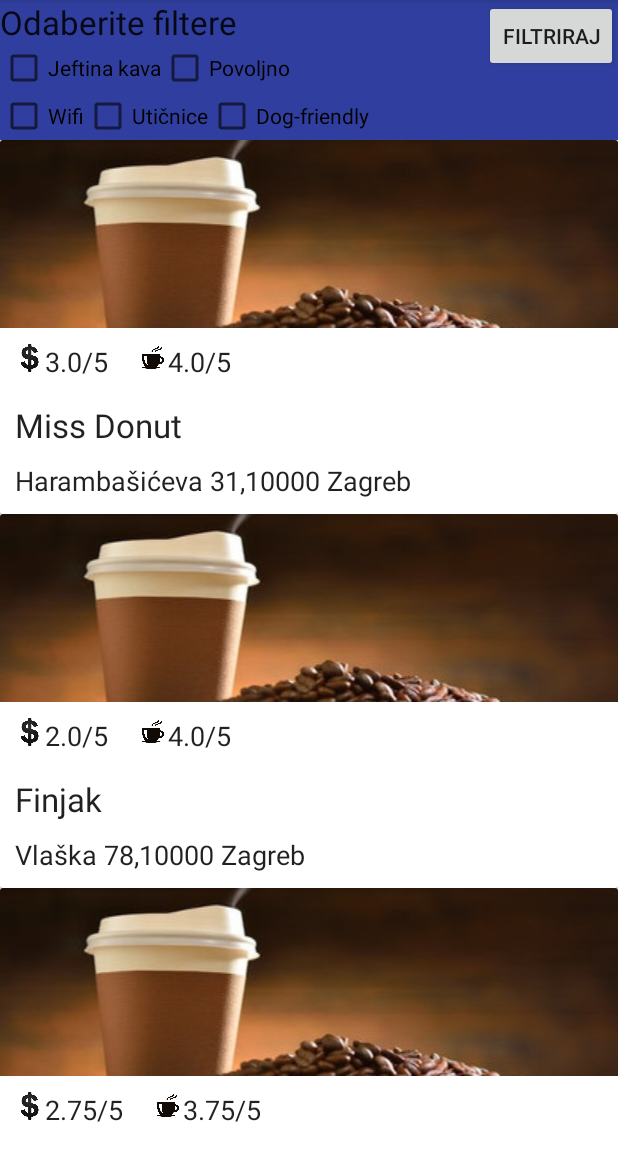
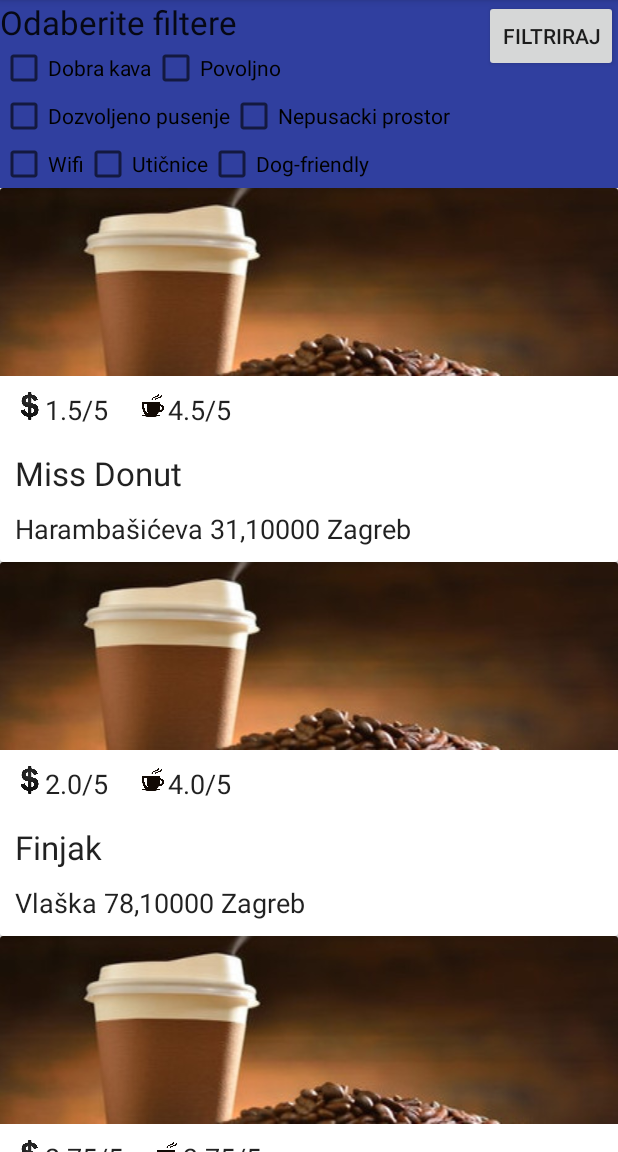
Before and after one commit to dzdrav/Android-kafici, an Android app: the screen it shows after launch (MainActivity), after a tap on "FILTRIRAJ", on a phone screen of 412 x 824 dp, the part 84-1236 px from its top. Run offline under Robolectric (Android 15) with nearby library versions, the phone set to English and light mode, and no system bars.

Commit message:
Puna funkcionalnost filtera

```diff
--- a/app/src/main/java/com/example/dzdrava/kafici/DBAdapter.java
+++ b/app/src/main/java/com/example/dzdrava/kafici/DBAdapter.java
@@ -20,7 +20,7 @@ public class DBAdapter {
 
     static final String DATABASE_NAME = "Kafici";
     static final String DATABASE_TABLE = "glavna";
-    static final int DATABASE_VERSION = 1;
+    static final int DATABASE_VERSION = 4;
 
     // DMS stringovi za tablicu kafici
     public static final String SQL_CREATE_ENTRIES = "CREATE TABLE " + KaficContract.KaficEntry.TABLE_NAME + " (" +
--- a/app/src/main/java/com/example/dzdrava/kafici/MainActivity.java
+++ b/app/src/main/java/com/example/dzdrava/kafici/MainActivity.java
@@ -30,6 +30,8 @@ public class MainActivity extends AppCompatActivity {
     Button btn;
     CheckBox kava;
     CheckBox cijena;
+    CheckBox pusacki;
+    CheckBox nepusacki;
     CheckBox wifi;
     CheckBox uticnice;
     CheckBox psi;
@@ -45,7 +47,7 @@ public class MainActivity extends AppCompatActivity {
 
         //testna baza
         db.open();
-        db.umetniKafic("Miss Donut","Harambašićeva 31,10000 Zagreb",1,5,5,3,4,3,4,4,3,3,1,1,-1,1,-1);
+        db.umetniKafic("Miss Donut","Harambašićeva 31,10000 Zagreb",2,4.5,5,4.5,5,1.5,4.5,5,5,5,1,0,1,1,1);
         db.umetniKafic("Finjak","Vlaška 78,10000 Zagreb",1,4,4,4,4,2,4,5,3,5,1,1,1,1,-1);
         db.umetniKafic("Procaffe","Tkalčićeva 54, 10000 Zagreb",4,1.75,2.75,3,4.25,2.75,3.75,5,4.75,4.75,1,1,1,1,1);
         db.umetniKafic("Potter","Sesvetska 1, 10000 Zagreb",4,2,3.5,2.25,3.75,3.75,3.75,4.25,4,4.5,1,1,1,1,1);
@@ -55,6 +57,8 @@ public class MainActivity extends AppCompatActivity {
         btn = (Button) findViewById(R.id.button2);
         kava=(CheckBox) findViewById(R.id.checkBoxKava);
         cijena=(CheckBox) findViewById(R.id.checkBoxCijena);
+        pusacki=(CheckBox) findViewById(R.id.checkBoxPusacki);
+        nepusacki=(CheckBox) findViewById(R.id.checkBoxNepusacki);
         wifi=(CheckBox) findViewById(R.id.checkBoxWifi);
         uticnice=(CheckBox) findViewById(R.id.checkBoxuticnice);
         psi=(CheckBox) findViewById(R.id.checkBoxPsi);
@@ -96,7 +100,8 @@ public class MainActivity extends AppCompatActivity {
                 kaficList.add(new Kafic(Integer.parseInt(c.getString(0)),c.getString(1), c.getString(2), R.drawable.coffee,Integer.parseInt(c.getString(3)),Double.parseDouble(c.getString(8)),Double.parseDouble(c.getString(9))));
             } while (c.moveToNext());
         }
-        db.close();    }
+        db.close();
+    }
 
     private void initializeAdapter(){
         RVAdapter adapter = new RVAdapter(kaficList);
@@ -105,36 +110,57 @@ public class MainActivity extends AppCompatActivity {
 
     public void filter(View view){
 
-        Toast.makeText(this, "You clicked on filters", Toast.LENGTH_LONG).show();
-        //boolean isChecked = chb1.isChecked();
-        //boolean isChecked2 = chb2.isChecked();
-        //kaficList=getList(isChecked,isChecked2);
-        //initializeAdapter();
+        Toast.makeText(this, "Filtrirano!", Toast.LENGTH_LONG).show();
+        boolean isCheckedKava = kava.isChecked();
+        boolean isCheckedCijena = cijena.isChecked();
+        boolean isCheckedPusacki=pusacki.isChecked();
+        boolean isCheckedNepusacki = nepusacki.isChecked();
+        boolean isCheckedWifi = wifi.isChecked();
+        boolean isCheckedPsi = psi.isChecked();
+        boolean isCheckedUticnice = uticnice.isChecked();
+        kaficList=getList(isCheckedKava,isCheckedCijena,isCheckedPusacki,isCheckedNepusacki,isCheckedWifi,isCheckedPsi,isCheckedUticnice);
+        initializeAdapter();
     }
 
+    //provjera za pojedinu tvrdnju
+    //je li vrijednost ==1
+    private boolean provjeriFilterBool(boolean filter,int vrijednost){
+        if(filter && vrijednost==1) return true;
+        else if (filter && vrijednost!=1) return false;
+        else return true;
+
+    }
+
+    //provjera za pojedinu kvalitetu usluge
+    //je li vrijednost izmedu lowBound i upBound (ukljuceno)
+    private boolean provjeriFilterDouble(boolean filter,double vrijednost,int lowBound,int upBound){
+        if (filter && (vrijednost>upBound || vrijednost<lowBound)) return false;
+        else return true;
+
+    }
+
+
     //funkcija prima sve checkboxove
-    List<Kafic> getList(boolean f1,boolean f2){
+    List<Kafic> getList(boolean kava,boolean cijena,boolean pusacki, boolean nepusacki, boolean wifi,boolean psi, boolean uticnice){
         //prolaskom po bazi, za svaki redak gledamo odgovara li zahtjevima iz checkboxova
         //ako odgovara, dodajemo ga u listu newList, na način opisan u initializeData()
+        //u tablici baze, pozicije filtara su sljedece:
+        //kava:9,cijena:8,nepusacki:13,pusenje:14,wifi:15,psi:16,uticnice:17
 
         List<Kafic> newList = new ArrayList<>();
-        if(f1 & !f2) newList.add(new Kafic(33,"Miss Donut", "Harambasiceva 32a", R.drawable.miss_donut,2,1.5,4.5));
-        else if(f1 & f2) {
-            //33
-            newList.add(new Kafic(33,"Miss Donut", "Harambasiceva 32a", R.drawable.miss_donut,2,1.5,4.5));
-            //19
-            newList.add(new Kafic(19,"Finjak", "Vlaska 78", R.drawable.finjak,1,2,4));
-            //42
-            newList.add(new Kafic(42,"Potter caffe", "Sesvetska 1", R.drawable.potter,4,3.75,3.75));
+        db.open();
+        Cursor c = db.dohvatiSveKafice();
+        if (c.moveToFirst())
+        {
+            do {
+                if(provjeriFilterBool(pusacki,Integer.parseInt(c.getString(14))) && provjeriFilterBool(nepusacki,Integer.parseInt(c.getString(13))) &&
+                        provjeriFilterBool(wifi,Integer.parseInt(c.getString(15))) && provjeriFilterBool(psi,Integer.parseInt(c.getString(16))) &&
+                        provjeriFilterBool(uticnice,Integer.parseInt(c.getString(17)))
+                        && provjeriFilterDouble(kava,Double.parseDouble(c.getString(9)),4,5) && provjeriFilterDouble(cijena,Double.parseDouble(c.getString(8)),1,2))
+                    newList.add(new Kafic(Integer.parseInt(c.getString(0)),c.getString(1), c.getString(2), R.drawable.coffee,Integer.parseInt(c.getString(3)),Double.parseDouble(c.getString(8)),Double.parseDouble(c.getString(9))));
+            } while (c.moveToNext());
         }
-        else if(f2){
-            //19
-            newList.add(new Kafic(19,"Finjak", "Vlaska 78", R.drawable.finjak,1,2,4));
-            //42
-            newList.add(new Kafic(42,"Potter caffe", "Sesvetska 1", R.drawable.potter,4,3.75,3.75));
-        }
-        else newList.add(new Kafic(53,"Tesla Smart Bar", "Horvacanska cesta 146a", R.drawable.tesla_smart_bar,1,4,5));
-
+        db.close();
         return newList;
     }
 
--- a/app/src/main/res/layout/recyclerview_activity.xml
+++ b/app/src/main/res/layout/recyclerview_activity.xml
@@ -26,7 +26,7 @@
             android:layout_height="wrap_content"
             android:layout_alignParentStart="true"
             android:layout_below="@+id/textView2"
-            android:text="Jeftina kava" />
+            android:text="Dobra kava" />
         <CheckBox
             android:id="@+id/checkBoxCijena"
             android:layout_width="wrap_content"
@@ -34,26 +34,39 @@
             android:layout_toEndOf="@+id/checkBoxKava"
             android:layout_below="@+id/textView2"
             android:text="Povoljno" />
+        <CheckBox
+            android:id="@+id/checkBoxPusacki"
+            android:layout_width="wrap_content"
+            android:layout_height="wrap_content"
+            android:layout_below="@+id/checkBoxKava"
+            android:text="Dozvoljeno pusenje" />
+        <CheckBox
+            android:id="@+id/checkBoxNepusacki"
+            android:layout_width="wrap_content"
+            android:layout_height="wrap_content"
+            android:layout_toEndOf="@+id/checkBoxPusacki"
+            android:layout_below="@+id/checkBoxKava"
+            android:text="Nepusacki prostor" />
 
         <CheckBox
             android:id="@+id/checkBoxWifi"
             android:layout_width="wrap_content"
             android:layout_height="wrap_content"
-            android:layout_below="@+id/checkBoxKava"
+            android:layout_below="@+id/checkBoxPusacki"
             android:text="Wifi" />
 
         <CheckBox
             android:id="@+id/checkBoxuticnice"
             android:layout_width="wrap_content"
             android:layout_height="wrap_content"
-            android:layout_below="@+id/checkBoxKava"
+            android:layout_below="@+id/checkBoxPusacki"
             android:layout_toEndOf="@+id/checkBoxWifi"
             android:text="Utičnice" />
         <CheckBox
             android:id="@+id/checkBoxPsi"
             android:layout_width="wrap_content"
             android:layout_height="wrap_content"
-            android:layout_below="@+id/checkBoxKava"
+            android:layout_below="@+id/checkBoxPusacki"
             android:layout_toEndOf="@+id/checkBoxuticnice"
             android:text="Dog-friendly" />
 
```
